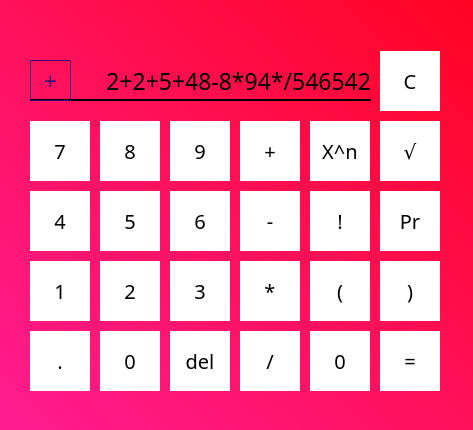
First picture: the form in src/res/calc1.ui, repository xmarshka/ivs_project_2_SIGSEGV, before the edit.
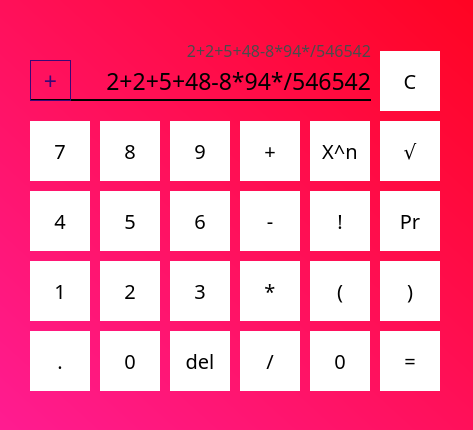
Second picture: the form after the edit.

Commit message: Add basic operation history

```diff
--- a/src/res/calc1.ui
+++ b/src/res/calc1.ui
@@ -755,6 +755,39 @@
     <set>Qt::AlignCenter</set>
    </property>
   </widget>
+  <widget class="QLabel" name="prevScreen">
+   <property name="geometry">
+    <rect>
+     <x>90</x>
+     <y>30</y>
+     <width>281</width>
+     <height>41</height>
+    </rect>
+   </property>
+   <property name="font">
+    <font>
+     <family>Century Gothic</family>
+     <pointsize>12</pointsize>
+     <kerning>true</kerning>
+    </font>
+   </property>
+   <property name="statusTip">
+    <string notr="true"/>
+   </property>
+   <property name="autoFillBackground">
+    <bool>false</bool>
+   </property>
+   <property name="styleSheet">
+    <string notr="true">background-color: rgba(255, 255, 255, 0);
+color: rgb(75, 75, 75);</string>
+   </property>
+   <property name="text">
+    <string notr="true">2+2+5+48-8*94*/546542</string>
+   </property>
+   <property name="alignment">
+    <set>Qt::AlignRight|Qt::AlignTrailing|Qt::AlignVCenter</set>
+   </property>
+  </widget>
  </widget>
  <resources/>
  <connections/>
```
The commit also changes 1 other file.
